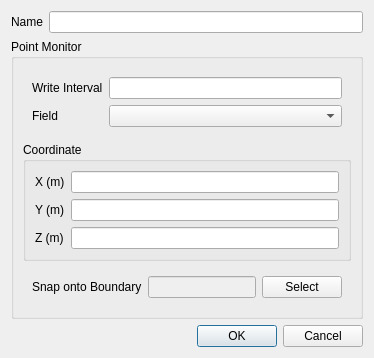
nextfoam/baram, file baramFlow/view/solution/monitors/point_dialog.ui: the form before one commit.
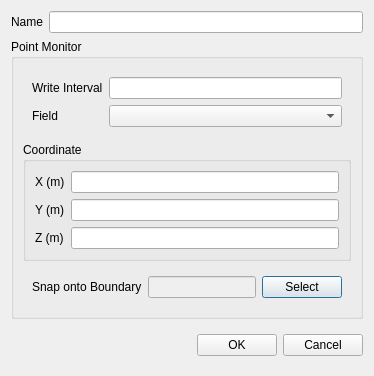
The form after the commit.

Diff of the .ui file:
```diff
--- a/baramFlow/view/solution/monitors/point_dialog.ui
+++ b/baramFlow/view/solution/monitors/point_dialog.ui
@@ -7,7 +7,7 @@
     <x>0</x>
     <y>0</y>
     <width>374</width>
-    <height>348</height>
+    <height>366</height>
    </rect>
   </property>
   <property name="windowTitle">
@@ -172,13 +172,39 @@
     </widget>
    </item>
    <item>
-    <widget class="QDialogButtonBox" name="buttonBox">
-     <property name="orientation">
-      <enum>Qt::Horizontal</enum>
-     </property>
-     <property name="standardButtons">
-      <set>QDialogButtonBox::Cancel|QDialogButtonBox::Ok</set>
-     </property>
+    <widget class="QWidget" name="widget_3" native="true">
+     <layout class="QHBoxLayout" name="horizontalLayout_2">
+      <property name="rightMargin">
+       <number>0</number>
+      </property>
+      <item>
+       <spacer name="horizontalSpacer_2">
+        <property name="orientation">
+         <enum>Qt::Horizontal</enum>
+        </property>
+        <property name="sizeHint" stdset="0">
+         <size>
+          <width>208</width>
+          <height>20</height>
+         </size>
+        </property>
+       </spacer>
+      </item>
+      <item>
+       <widget class="QPushButton" name="ok">
+        <property name="text">
+         <string>OK</string>
+        </property>
+       </widget>
+      </item>
+      <item>
+       <widget class="QPushButton" name="cancel">
+        <property name="text">
+         <string>Cancel</string>
+        </property>
+       </widget>
+      </item>
+     </layout>
     </widget>
    </item>
   </layout>
```
Left out of the diff: 28 changed lines with no effect on the pictures.
